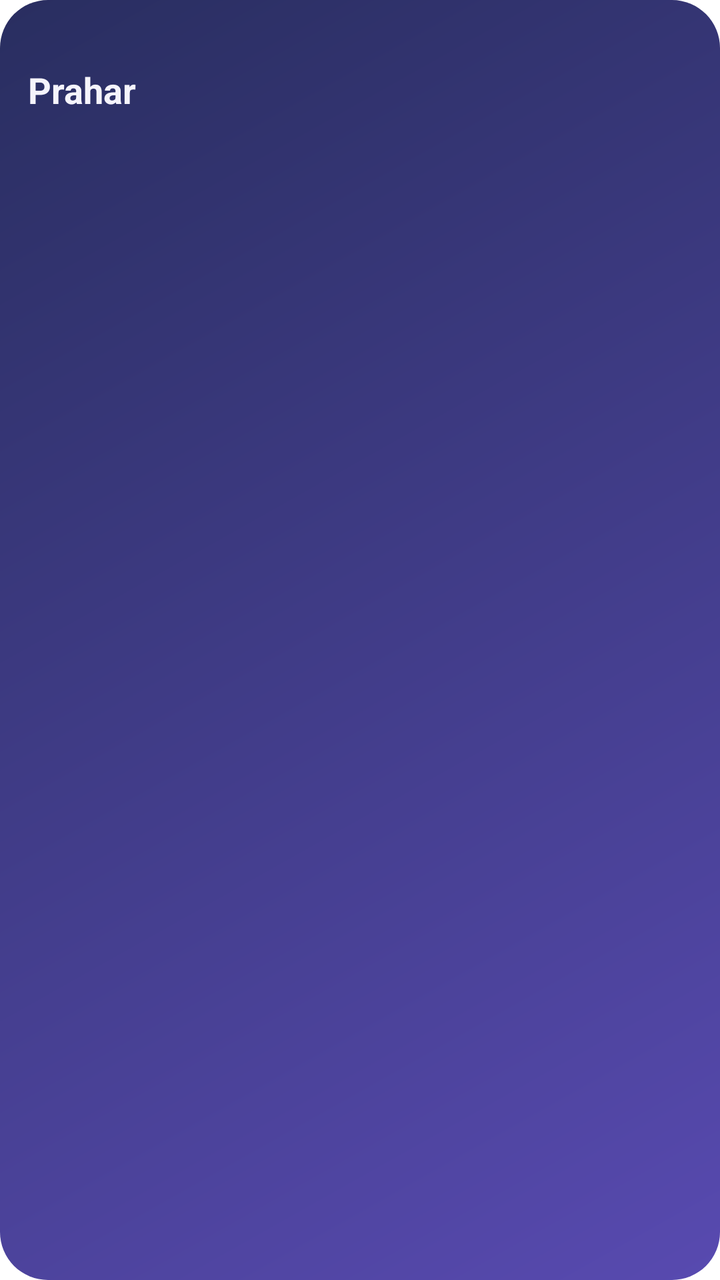
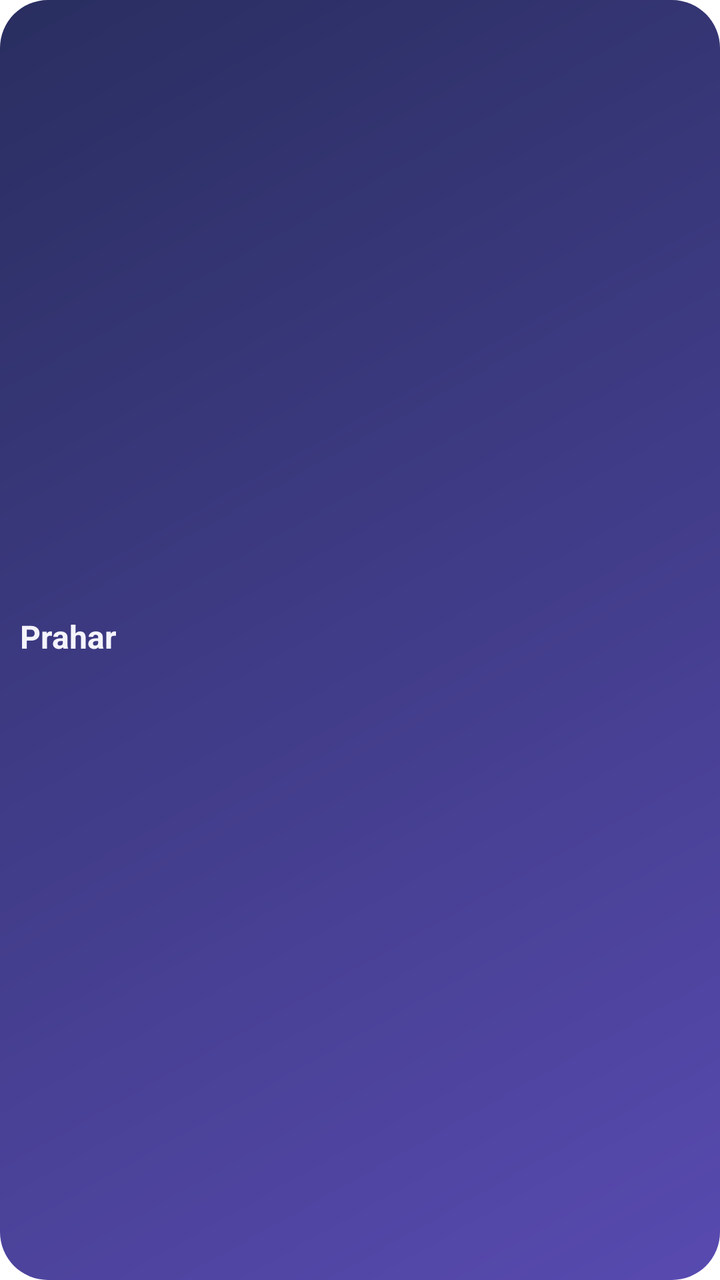

Compare the two renders of this Android layout. The source of the first and the diff that turns it into the second are given below.
<!-- AndroidManifest.xml: fallback theme Theme.MaterialComponents.DayNight.NoActionBar -->
<!-- res/layout/widget_next_block.xml -->
<?xml version="1.0" encoding="utf-8"?>
<LinearLayout
    xmlns:android="http://schemas.android.com/apk/res/android"
    android:id="@+id/widget_root"
    android:layout_width="match_parent"
    android:layout_height="match_parent"
    android:orientation="vertical"
    android:padding="14dp"
    android:background="@drawable/widget_background">

    <TextView
        android:id="@+id/widget_subject"
        android:layout_width="wrap_content"
        android:layout_height="wrap_content"
        android:textSize="11sp"
        android:letterSpacing="0.08"
        android:textAllCaps="true"
        android:textColor="#B8B4C8"
        android:textStyle="bold"
        android:text=""/>

    <TextView
        android:id="@+id/widget_title"
        android:layout_width="wrap_content"
        android:layout_height="wrap_content"
        android:layout_marginTop="4dp"
        android:textSize="18sp"
        android:textStyle="bold"
        android:textColor="#F5F4FC"
        android:maxLines="2"
        android:ellipsize="end"
        android:text="Prahar"/>

    <TextView
        android:id="@+id/widget_time"
        android:layout_width="wrap_content"
        android:layout_height="wrap_content"
        android:layout_marginTop="6dp"
        android:textSize="13sp"
        android:textColor="#B8B4C8"
        android:text=""/>
</LinearLayout>
<!-- resources referenced by this layout -->
<resources>
  <!-- drawable widget_background (drawable) -->
  <?xml version="1.0" encoding="utf-8"?>
  <shape xmlns:android="http://schemas.android.com/apk/res/android"
      android:shape="rectangle">
      <gradient
          android:angle="315"
          android:startColor="#292E60"
          android:endColor="#584AB0"/>
      <corners android:radius="24dp"/>
  </shape>
</resources>

<!-- the commit's change to res/layout/widget_next_block.xml (unified diff, before → after) -->
@@ -5,38 +5,44 @@
     android:layout_width="match_parent"
     android:layout_height="match_parent"
     android:orientation="vertical"
-    android:padding="14dp"
+    android:padding="10dp"
     android:background="@drawable/widget_background">
 
     <TextView
         android:id="@+id/widget_subject"
         android:layout_width="wrap_content"
         android:layout_height="wrap_content"
-        android:textSize="11sp"
+        android:textSize="10sp"
         android:letterSpacing="0.08"
         android:textAllCaps="true"
         android:textColor="#B8B4C8"
         android:textStyle="bold"
+        android:includeFontPadding="false"
         android:text=""/>
 
     <TextView
         android:id="@+id/widget_title"
-        android:layout_width="wrap_content"
-        android:layout_height="wrap_content"
-        android:layout_marginTop="4dp"
-        android:textSize="18sp"
+        android:layout_width="match_parent"
+        android:layout_height="0dp"
+        android:layout_weight="1"
+        android:layout_marginTop="2dp"
+        android:textSize="16sp"
         android:textStyle="bold"
         android:textColor="#F5F4FC"
         android:maxLines="2"
         android:ellipsize="end"
+        android:includeFontPadding="false"
+        android:gravity="center_vertical"
         android:text="Prahar"/>
 
     <TextView
         android:id="@+id/widget_time"
         android:layout_width="wrap_content"
         android:layout_height="wrap_content"
-        android:layout_marginTop="6dp"
-        android:textSize="13sp"
+        android:layout_marginTop="2dp"
+        android:textSize="12sp"
         android:textColor="#B8B4C8"
+        android:maxLines="1"
+        android:includeFontPadding="false"
         android:text=""/>
 </LinearLayout>
